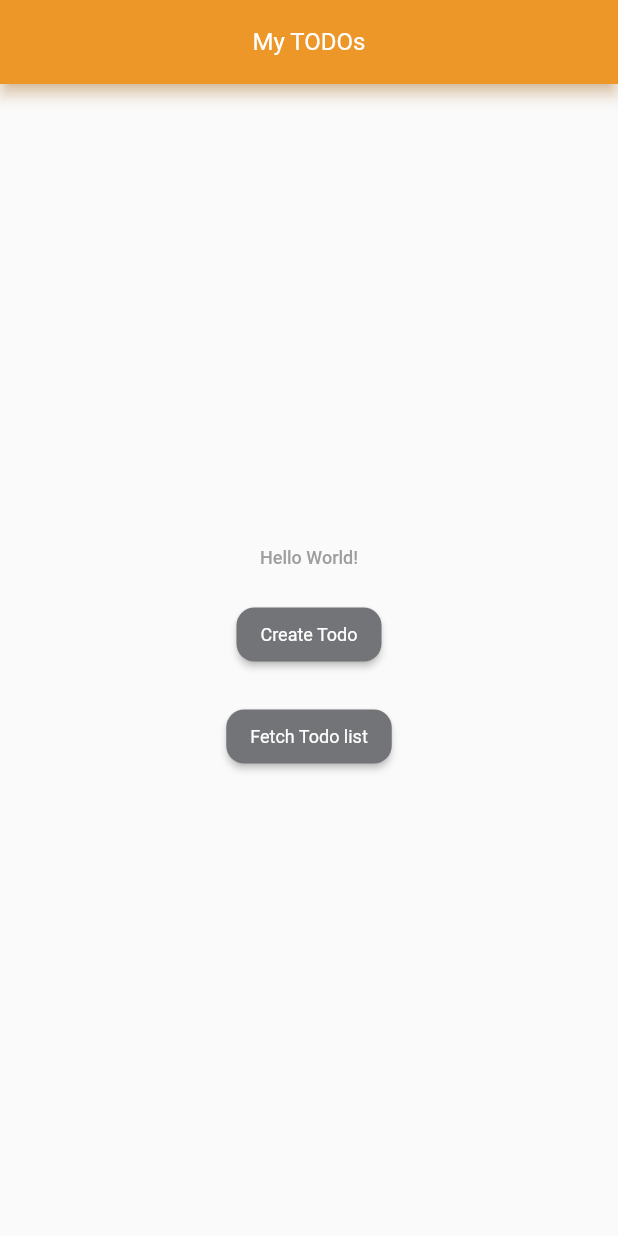
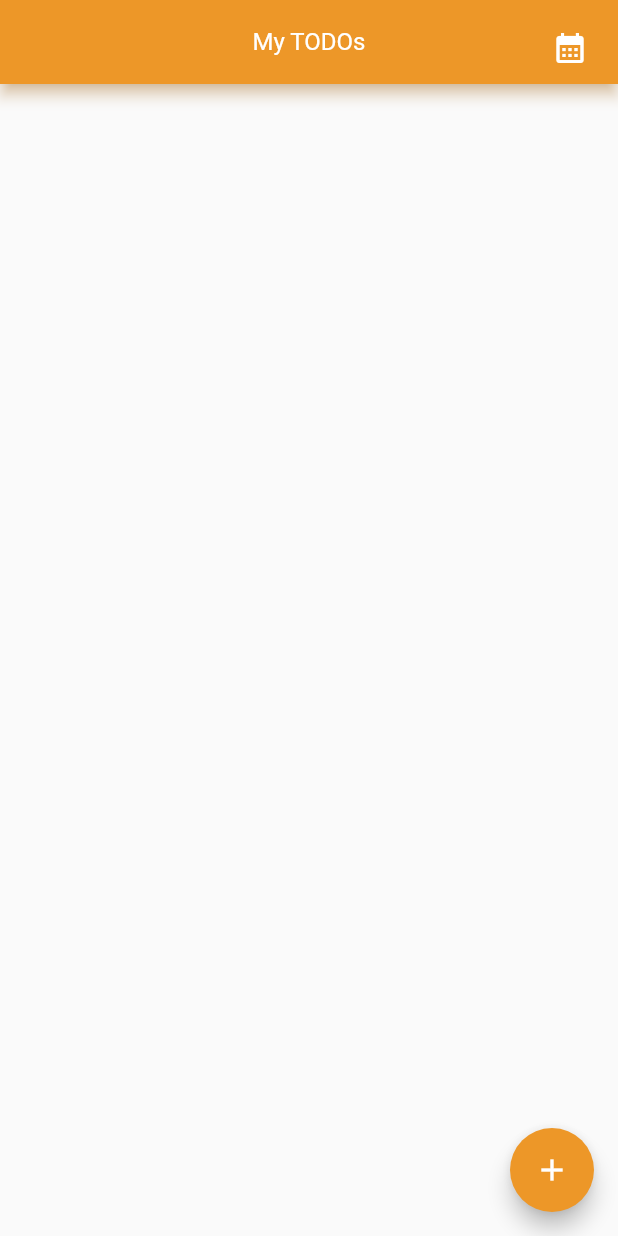
Before and after one commit to dilumdesilva/CLEAN-architecture-demo, a Flutter app: the screen it shows after launch, on a phone screen of 412 x 824 dp. Run offline on Flutter 3.47's test engine with Material 2 defaults, Android fonts, the phone set to English and light mode, and no system bars; our stand-ins replace either_dart, equatable, firebase_core, firebase_database, flutter_bloc, fluttertoast and 2 more; accounts and stored records are empty; Roboto replaces fonts that are missing (Montserrat).

Commit message:
Feature: todo list screen from firebase data + utils + assets (#19)

```diff
--- a/lib/main.dart
+++ b/lib/main.dart
@@ -1,16 +1,14 @@
-import 'package:clean_architecture_demo/domain/model/todo_model.dart';
-import 'package:clean_architecture_demo/domain/repository/todo_repository.dart';
+import 'package:clean_architecture_demo/app/di.dart';
 import 'package:clean_architecture_demo/presentation/resources/theme_manager.dart';
-import 'package:clean_architecture_demo/presentation/utils/ui_utils.dart';
+import 'package:clean_architecture_demo/presentation/resources/todo_cards/todo_cards.screen.dart';
+import 'package:flutter/material.dart';
 import 'package:firebase_core/firebase_core.dart';
-import 'package:flutter/material.dart';
-
-import 'app/di.dart';
 import 'firebase_options.dart';
 
-void main() async {
+Future<void> main() async {
   await _initializeFirebase();
   await initAppModule();
+  runApp(const MainApp());
   runApp(const MainApp());
 }
 
@@ -19,67 +17,14 @@ Future<void> _initializeFirebase() async {
   await Firebase.initializeApp(options: DefaultFirebaseOptions.currentPlatform);
 }
 
-class MainApp extends StatefulWidget {
+class MainApp extends StatelessWidget {
   const MainApp({super.key});
-
-  @override
-  State<MainApp> createState() => _DummyState();
-}
-
-class _DummyState extends State<MainApp> {
-  @override
-  void initState() {
-    super.initState();
-  }
-
-  void createTodo() async {
-    final result = await getItInstance
-        .get<TodoRepository>()
-        .createTodo(TodoModel('Saurabh', 'Testing todo'));
-
-    if (result.right != null) {
-      showLongToast('Todo created : ${result.right.toString()}');
-    } else {
-      showLongToast('Todo create failed  : ${result.left.toString()}');
-    }
-  }
-
-  void getTodoList() async {
-    final result = await getItInstance.get<TodoRepository>().getTodoList();
-
-    if (result.right != null) {
-      showLongToast('Fetch Todo list : ${result.right.toString()}');
-    } else {
-      showLongToast('Failed to fetch Todo list  : ${result.left.toString()}');
-    }
-  }
 
   @override
   Widget build(BuildContext context) {
     return MaterialApp(
       debugShowCheckedModeBanner: false,
-      home: Scaffold(
-        appBar: AppBar(
-          title: const Text('My TODOs'),
-        ),
-        body: Center(
-          child: Column(
-            mainAxisAlignment: MainAxisAlignment.center,
-            crossAxisAlignment: CrossAxisAlignment.center,
-            children: [
-              const Text('Hello World!'),
-              const SizedBox(height: 20),
-              ElevatedButton(
-                  onPressed: () => {createTodo()},
-                  child: const Text('Create Todo')),
-              const SizedBox(height: 20),
-              ElevatedButton(
-                  onPressed: () => {getTodoList()},
-                  child: const Text('Fetch Todo list')),
-            ],
-          ),
-        ),
-      ),
+      home: const TodoCardsSecreen(),
       theme: getApplicationTheme(),
     );
   }
--- a/lib/presentation/resources/assets_manager.dart
+++ b/lib/presentation/resources/assets_manager.dart
@@ -1,4 +1,15 @@
 const String IMAGES_PATH = "assets/images";
 const String ICONS_PATH = "assets/icons";
 
-class AssetsManager {}
+class AssetsManager {
+  static CustomIcons icons = CustomIcons();
+  static CustomImages images = CustomImages();
+}
+
+class CustomIcons {
+  String pinIcon = "$ICONS_PATH/pin_icon.png";
+}
+
+class CustomImages {
+  String pinIcon = "$IMAGES_PATH/flutter_akl.png";
+}
--- a/lib/presentation/resources/theme_manager.dart
+++ b/lib/presentation/resources/theme_manager.dart
@@ -44,7 +44,6 @@ ThemeData getApplicationTheme() {
         bodySmall: getRegularStyle(color: ColorManager.grey1),
         bodyLarge: getRegularStyle(color: ColorManager.grey)),
 
-
     //Elevated button theme
     elevatedButtonTheme: ElevatedButtonThemeData(
         style: ElevatedButton.styleFrom(
@@ -52,5 +51,11 @@ ThemeData getApplicationTheme() {
             backgroundColor: ColorManager.grey,
             shape: RoundedRectangleBorder(
                 borderRadius: BorderRadius.circular(AppSize.s12)))),
+
+    floatingActionButtonTheme: FloatingActionButtonThemeData(
+        backgroundColor: ColorManager.primary,
+        foregroundColor: ColorManager.white,
+        shape: RoundedRectangleBorder(
+            borderRadius: BorderRadius.circular(AppSize.s120))),
   );
 }
--- /dev/null
+++ b/lib/presentation/resources/todo_cards/todo_cards.screen.dart
@@ -0,0 +1,179 @@
+import 'package:clean_architecture_demo/app/di.dart';
+import 'package:clean_architecture_demo/domain/model/todo_model.dart';
+import 'package:clean_architecture_demo/domain/repository/todo_repository.dart';
+import 'package:clean_architecture_demo/presentation/resources/assets_manager.dart';
+import 'package:clean_architecture_demo/presentation/resources/todo_cards/todo_cards_state.dart';
+import 'package:clean_architecture_demo/presentation/resources/todo_cards/todo_crads_cubit.dart';
+import 'package:clean_architecture_demo/presentation/resources/values_manager.dart';
+import 'package:clean_architecture_demo/presentation/utils/ui_utils.dart';
+import 'package:flutter/material.dart';
+import 'package:flutter_bloc/flutter_bloc.dart';
+
+class TodoCardsSecreen extends StatefulWidget {
+  const TodoCardsSecreen({
+    Key? key,
+  }) : super(key: key);
+
+  @override
+  State<StatefulWidget> createState() => _TodoCardsSecreenState();
+}
+
+class _TodoCardsSecreenState extends State<TodoCardsSecreen> {
+  late TodoCardsCubit _todoCardsCubit;
+
+  @override
+  void initState() {
+    super.initState();
+    initialise();
+  }
+
+  Future<void> initialise() async {
+    if (mounted) {
+      _todoCardsCubit =
+          TodoCardsCubit(todoRepository: getItInstance.get<TodoRepository>());
+
+      _todoCardsCubit.getTodoCards();
+    }
+  }
+
+  @override
+  void didChangeDependencies() {
+    //TODO: Initialize the localisation here
+    super.didChangeDependencies();
+  }
+
+  @override
+  Widget build(BuildContext context) {
+    return Scaffold(
+        appBar: AppBar(
+          //TODO: add from localisation
+          title: const Text('My TODOs'),
+          actions: [
+            _buildCalendarAppBarButton(),
+          ],
+        ),
+        body: BlocProvider(
+            create: (context) => _todoCardsCubit,
+            child: BlocBuilder<TodoCardsCubit, TodoCardsState>(
+                builder: (context, state) {
+              switch (state.runtimeType) {
+                case GetTodoCardsInProgress:
+                  return const Center(
+                    child: CircularProgressIndicator(),
+                  );
+                case GetTodoCardsSuccess:
+                  final todoCards = (state as GetTodoCardsSuccess).todoCards;
+                  return _buildBody(todoCards ?? []);
+                case GetTodoCardsFailure:
+                  return const Center(
+                    child: Column(
+                      children: [
+                        Icon(Icons.error, size: 50, color: Colors.red),
+                        //TODO: add from localisation
+                        Text('Failed to fetch todo cards'),
+                      ],
+                    ),
+                  );
+              }
+
+              return Container();
+            })),
+        floatingActionButton: FloatingActionButton(
+            onPressed: () {
+              //TODO: build the navigation to next screen
+            },
+            child: const Icon(Icons.add)));
+  }
+
+  Widget _buildCalendarAppBarButton() {
+    return Padding(
+      padding: const EdgeInsets.all(AppPadding.p20),
+      child: InkWell(
+        onTap: () => {
+          //TODO: navigate to calendar screen
+          print('Calendar button tapped'),
+        },
+        child: const Icon(
+          Icons.calendar_month,
+        ),
+      ),
+    );
+  }
+
+  Widget _buildBody(List<TodoModel> todoCards) {
+    return LayoutBuilder(builder: (context, dimens) {
+      return ListView.builder(
+        itemCount: todoCards.length,
+        itemBuilder: (context, index) {
+          return _buildCard(todoCards[index]);
+        },
+      );
+    });
+  }
+
+  Widget _buildCard(TodoModel todoCard) {
+    double todoCardTextAreaWidth = getScreenWidth(context) * 0.7;
+    return Padding(
+      padding: const EdgeInsets.only(top: 20.0, left: 16.0, right: 16.0),
+      child: Dismissible(
+        key: const Key('card'), //TODO: replace with snapshot id
+        child: Card(
+            elevation: 2,
+            color: Colors.grey.shade100,
+            child: Row(
+              mainAxisAlignment: MainAxisAlignment.spaceBetween,
+              crossAxisAlignment: CrossAxisAlignment.start,
+              children: [
+                Padding(
+                  padding:
+                      const EdgeInsets.only(top: 12.0, left: 20.0, right: 20.0),
+                  child: SizedBox(
+                    height: 100,
+                    width: todoCardTextAreaWidth,
+                    child: Column(
+                      crossAxisAlignment: CrossAxisAlignment.start,
+                      children: [
+                        Text(todoCard.title,
+                            maxLines: 1,
+                            overflow: TextOverflow.ellipsis,
+                            style: const TextStyle(
+                                color: Colors.black,
+                                fontSize: 20,
+                                fontWeight: FontWeight.bold)),
+                        const SizedBox(height: 8),
+                        Text(todoCard.description,
+                            maxLines: 2,
+                            overflow: TextOverflow.ellipsis,
+                            style: const TextStyle(fontSize: 14)),
+                        const SizedBox(height: 24),
+
+                        //TODO: get like todoCard.createdDate using timestamp
+                        Text(getTodoCardDisplayDate(DateTime.now()),
+                            maxLines: 1,
+                            overflow: TextOverflow.ellipsis,
+                            style: const TextStyle(fontSize: 14)),
+                      ],
+                    ),
+                  ),
+                ),
+                Padding(
+                  padding: const EdgeInsets.only(right: 8, top: 8),
+                  child: InkWell(
+                    onLongPress: () => {
+                      //TODO: show toast
+                      //Pin the card to top
+                    },
+                    child: ImageIcon(
+                      AssetImage(AssetsManager.icons.pinIcon),
+                      color: Colors
+                          .red, //TODO: change the colour based on pinned or not
+                      size: 20,
+                    ),
+                  ),
+                ),
+              ],
+            )),
+      ),
+    );
+  }
+}
--- /dev/null
+++ b/lib/presentation/resources/todo_cards/todo_cards_state.dart
@@ -0,0 +1,25 @@
+import 'package:clean_architecture_demo/domain/model/todo_model.dart';
+import 'package:equatable/equatable.dart';
+
+class TodoCardsState extends Equatable {
+  final List<TodoModel>? todoCards;
+
+  final Error? error;
+
+  const TodoCardsState({this.todoCards, this.error});
+
+  @override
+  List<Object?> get props => [todoCards];
+}
+
+class GetTodoCardsInProgress extends TodoCardsState {
+  const GetTodoCardsInProgress();
+}
+
+class GetTodoCardsSuccess extends TodoCardsState {
+  const GetTodoCardsSuccess({super.todoCards});
+}
+
+class GetTodoCardsFailure extends TodoCardsState {
+  const GetTodoCardsFailure({super.error});
+}
--- /dev/null
+++ b/lib/presentation/resources/todo_cards/todo_crads_cubit.dart
@@ -0,0 +1,24 @@
+import 'dart:async';
+
+import 'package:clean_architecture_demo/domain/repository/todo_repository.dart';
+import 'package:clean_architecture_demo/presentation/resources/todo_cards/todo_cards_state.dart';
+import 'package:clean_architecture_demo/presentation/utils/ui_utils.dart';
+import 'package:flutter_bloc/flutter_bloc.dart';
+
+class TodoCardsCubit extends Cubit<TodoCardsState> {
+  TodoCardsCubit({required this.todoRepository})
+      : super(const GetTodoCardsInProgress());
+
+  final TodoRepository todoRepository;
+
+  void getTodoCards() async {
+    emit(const GetTodoCardsInProgress());
+    final result = await todoRepository.getTodoList();
+
+    if (result.right != null) {
+      emit(GetTodoCardsSuccess(todoCards: result.right));
+    } else {
+      showLongToast('Failed to fetch Todo list  : ${result.left.toString()}');
+    }
+  }
+}
--- /dev/null
+++ b/lib/presentation/resources/utils/constants.dart
@@ -0,0 +1,2 @@
+/// The value we use to distinguish between a tablet and a phone.
+const double tabletBreakpoint = 720;
--- a/lib/presentation/utils/ui_utils.dart
+++ b/lib/presentation/utils/ui_utils.dart
@@ -1,5 +1,19 @@
 import 'package:flutter/material.dart';
 import 'package:fluttertoast/fluttertoast.dart';
+import 'package:intl/intl.dart';
+
+/// gives the current screen width
+double getScreenWidth(BuildContext context) =>
+    MediaQuery.of(context).size.width;
+
+/// gives the current screen height
+double getScreenHeight(BuildContext context) =>
+    MediaQuery.of(context).size.height;
+
+String getTodoCardDisplayDate(DateTime date) {
+  final DateFormat formatter = DateFormat('MMMM dd');
+  return formatter.format(date).toString();
+}
 
 void showShortToast(String message) {
   Fluttertoast.showToast(
```
Also changed, not shown: assets/icons/pin_icon.png (added), assets/images/flutter_akl_logo.png (added).
